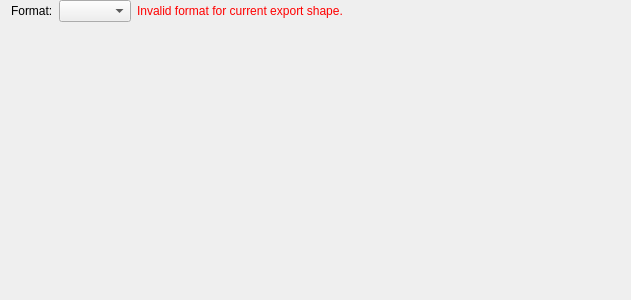
This is volumina/widgets/multiformatSlotExportFileOptionsWidget.ui in ilastik/volumina as Qt 5 draws it before an edit. The edited form follows.
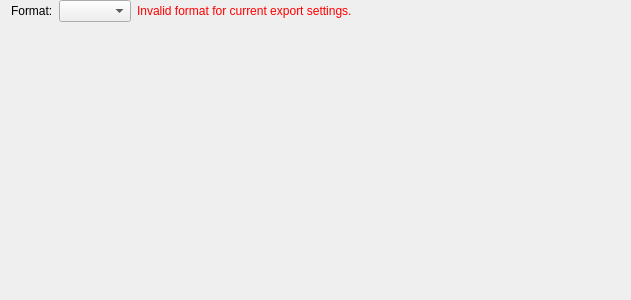
This is the edited form.

Commit message: File Export widget: Changed error text to be more general (errors could be from more than just the shape)

What changed in the file:
```diff
--- a/volumina/widgets/multiformatSlotExportFileOptionsWidget.ui
+++ b/volumina/widgets/multiformatSlotExportFileOptionsWidget.ui
@@ -55,7 +55,7 @@
    <item row="0" column="2">
     <widget class="QLabel" name="formatErrorLabel">
      <property name="text">
-      <string>&lt;html&gt;&lt;head/&gt;&lt;body&gt;&lt;p&gt;&lt;span style=&quot; color:#ff0000;&quot;&gt;Invalid format for current export shape.&lt;/span&gt;&lt;/p&gt;&lt;/body&gt;&lt;/html&gt;</string>
+      <string>&lt;html&gt;&lt;head/&gt;&lt;body&gt;&lt;p&gt;&lt;span style=&quot; color:#ff0000;&quot;&gt;Invalid format for current export settings.&lt;/span&gt;&lt;/p&gt;&lt;/body&gt;&lt;/html&gt;</string>
      </property>
     </widget>
    </item>
```
